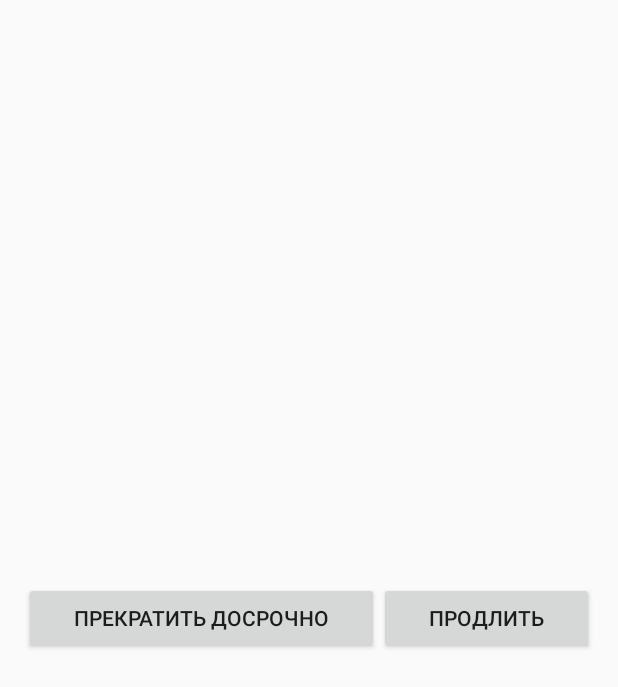
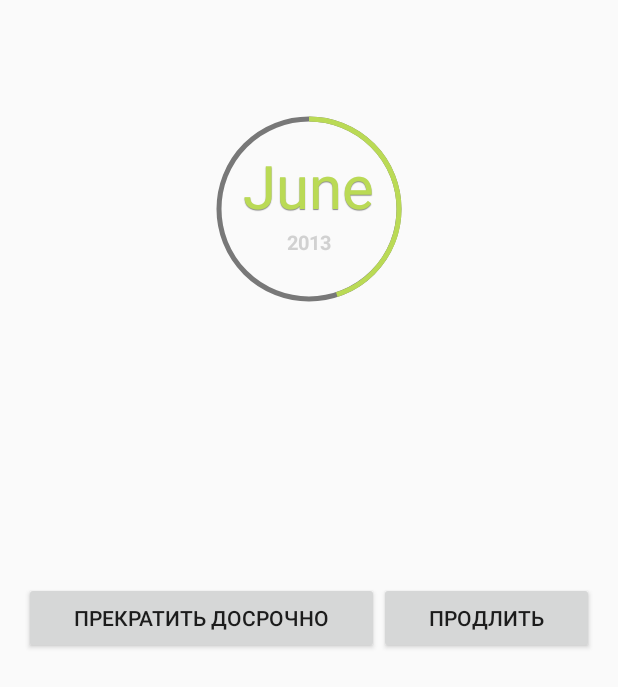
Before and after one commit to BigNordman/SMSParking, an Android app: the ParkingActivity screen opened directly, with no data from a screen before it, on a phone screen of 412 x 824 dp. Shown: the top 687 px of the screen. Run offline under Robolectric (Android 15) with nearby library versions, the phone set to English and light mode, and no system bars.

Commit message:
Circular Progress Bar

```diff
--- a/app/build.gradle
+++ b/app/build.gradle
@@ -27,4 +27,5 @@ dependencies {
     compile 'com.android.support:support-v4:23.1.1'
     compile 'com.google.android.gms:play-services:8.3.0'
     compile files('libs/jts-1.13.jar')
+    compile project(':library')
 }
--- a/app/src/main/java/com/nordman/big/smsparking/ParkingActivity.java
+++ b/app/src/main/java/com/nordman/big/smsparking/ParkingActivity.java
@@ -9,6 +9,8 @@ import android.preference.PreferenceManager;
 import android.util.Log;
 import android.view.KeyEvent;
 import android.view.View;
+
+import com.lylc.widget.circularprogressbar.CircularProgressBar;
 
 
 public class ParkingActivity extends Activity {
@@ -22,7 +24,11 @@ public class ParkingActivity extends Activity {
         Log.d("LOG", "LastParkTime = " + prefs.getString("LastParkTime", ""));
         Log.d("LOG", "LastHours = " + prefs.getString("LastHours", ""));
 
-        //moveTaskToBack(true);
+        CircularProgressBar c1 = (CircularProgressBar) findViewById(R.id.circularprogressbar1);
+        c1.setProgress(45);
+        c1.setTitle("June");
+        c1.setSubTitle("2013");
+
     }
 
     public void stopParkingButtonOnClick(View view) {
@@ -35,7 +41,7 @@ public class ParkingActivity extends Activity {
     public boolean onKeyDown(int keyCode, KeyEvent event) {
         if ((keyCode == KeyEvent.KEYCODE_BACK)) {
             AlertDialog alertDialog = new AlertDialog.Builder(this)
-                    .setMessage("Выйти?")
+                    .setMessage("Выйти из приложения?")
                     .setPositiveButton("Да", new DialogInterface.OnClickListener() {
                         public void onClick(DialogInterface dialogInterface, int i) {
                             moveTaskToBack(true);
--- a/app/src/main/res/layout/activity_parking.xml
+++ b/app/src/main/res/layout/activity_parking.xml
@@ -3,11 +3,12 @@
     xmlns:tools="http://schemas.android.com/tools"
     android:layout_width="match_parent"
     android:layout_height="match_parent"
+    xmlns:circular="http://schemas.android.com/apk/res-auto"
     android:paddingBottom="@dimen/activity_vertical_margin"
     android:paddingLeft="@dimen/activity_horizontal_margin"
     android:paddingRight="@dimen/activity_horizontal_margin"
     android:paddingTop="@dimen/activity_vertical_margin"
-    tools:context="com.nordman.big.smsparking.ParkingActivity">
+    tools:context="com.nordman.big.smsparking.ParkingActivity"    >
 
     <LinearLayout xmlns:android="http://schemas.android.com/apk/res/android"
         android:layout_width="fill_parent"
@@ -16,6 +17,7 @@
         android:id="@+id/parkingButtonsLinearLayout"
         android:layout_centerVertical="true"
         android:layout_alignParentStart="true">
+
         <Button
             android:text="@string/stopParkingButtonText"
             android:id="@+id/stopParkingButton"
@@ -31,4 +33,17 @@
             android:layout_weight="1"
             android:onClick="prolongButtonOnClick"/>
     </LinearLayout>
+
+    <com.lylc.widget.circularprogressbar.CircularProgressBar
+        android:id="@+id/circularprogressbar1"
+        style="@style/Widget.ProgressBar.Holo.CircularProgressBar"
+        android:layout_width="120dip"
+        android:layout_height="120dip"
+        circular:subtitle="subtitle"
+        circular:title="Title"
+        android:layout_alignParentTop="true"
+        android:layout_centerHorizontal="true"
+        android:layout_marginTop="50dp"
+        android:indeterminate="false" />
+
 </RelativeLayout>
```
Also changed, not shown: 1 other file.
